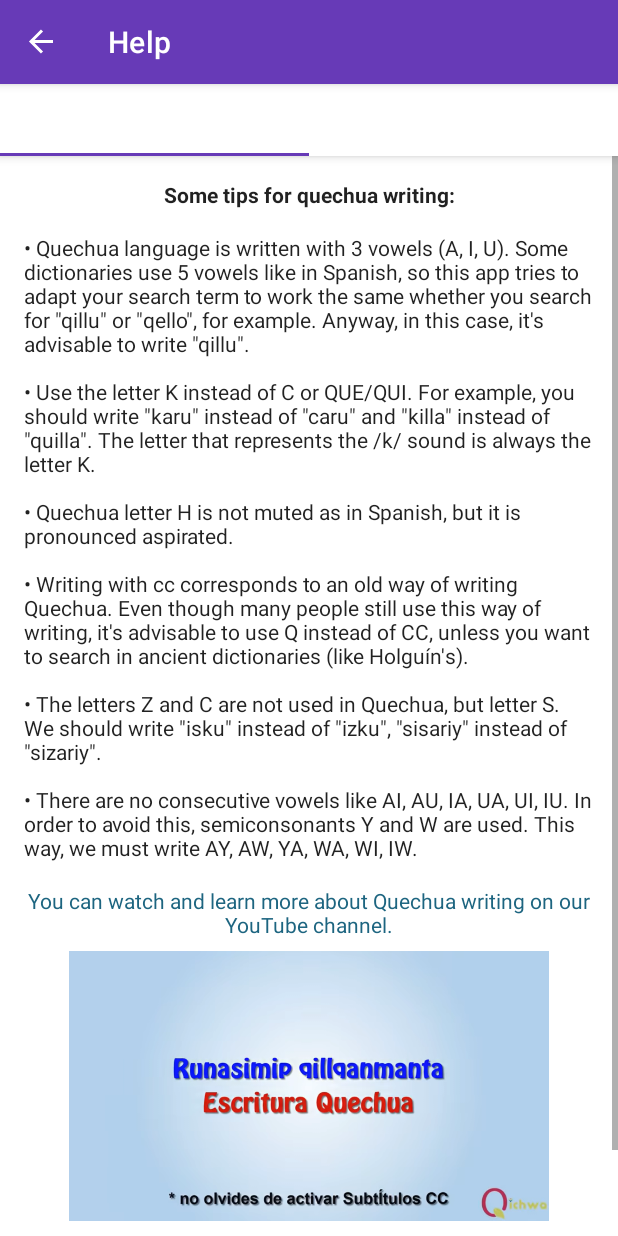
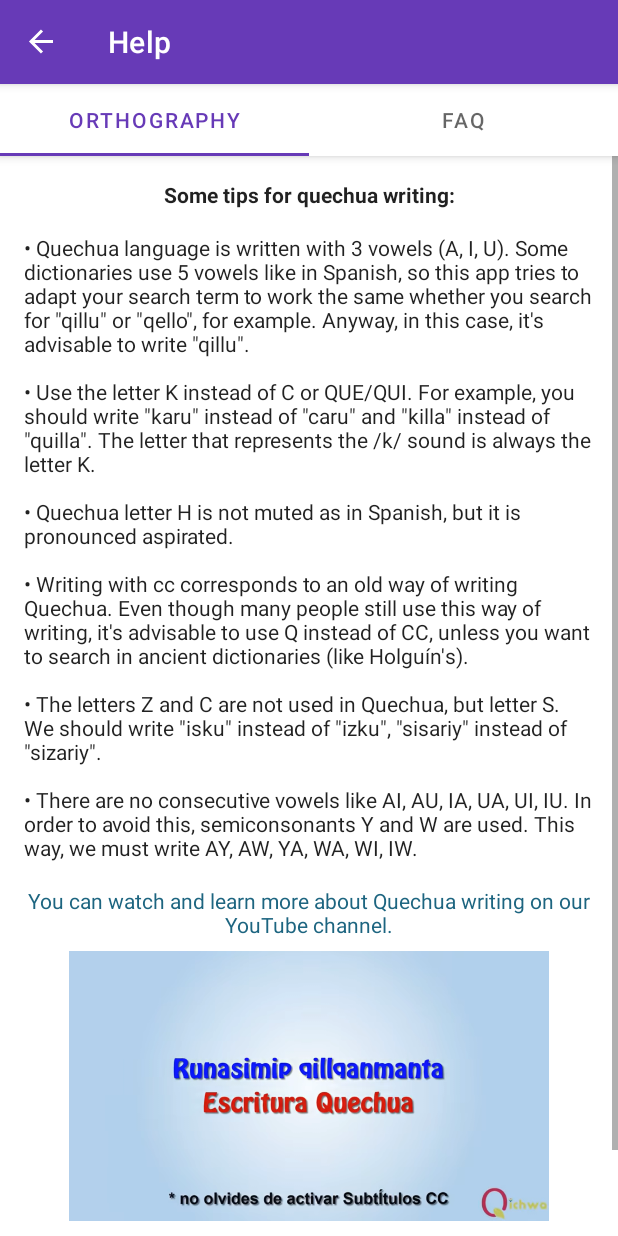
Before and after one commit to Qichwa2-0/QichwaDic, an Android app: the SearchHelpFragment screen opened through its navigation route, on a phone screen of 412 x 824 dp. Run offline under Robolectric (Android 15) with nearby library versions, the phone set to English and light mode, and no system bars; our stand-ins replace Room's generated code, navigation-ui.

```diff
--- a/app/src/main/java/com/ocram/qichwadic/features/dictionaries/domain/DictionaryInteractor.kt
+++ b/app/src/main/java/com/ocram/qichwadic/features/dictionaries/domain/DictionaryInteractor.kt
@@ -59,7 +59,7 @@ class DictionaryInteractorImpl(private val dictionaryRepository: DictionaryRepos
     }
 
     override suspend fun removeDictionary(id: Int): Boolean {
-        var removed = false
+        var removed: Boolean
         withContext(Dispatchers.IO) {
             removed = dictionaryRepository.removeDictionary(id) > 0
         }
--- a/app/src/main/java/com/ocram/qichwadic/features/help/ui/SearchHelpFragmentStateAdapter.kt
+++ b/app/src/main/java/com/ocram/qichwadic/features/help/ui/SearchHelpFragmentStateAdapter.kt
@@ -27,8 +27,8 @@ class SearchHelpFragmentStateAdapter(fragment: Fragment) : FragmentStateAdapter(
         return fragmentProviders[position].createFragment()
     }
 
-    public fun getTitle(position: Int): String {
-        return fragmentProviders[position]?.title
+    fun getTitle(position: Int): String {
+        return fragmentProviders[position].title
     }
 }
 
--- a/app/src/main/res/values/styles.xml
+++ b/app/src/main/res/values/styles.xml
@@ -8,7 +8,6 @@
         <item name="colorPrimary">@color/primary_color</item>
         <item name="colorPrimaryDark">@color/primary_dark_color</item>
         <item name="colorAccent">@color/accent_color</item>
-        <item name="preferenceTheme">@style/PreferenceThemeOverlay.v14.Material</item>
     </style>
 
     <style name="ThemeOverlay.Qichwa" parent="ThemeOverlay.AppCompat.Dark.ActionBar">
```
Also changed, not shown: app/build.gradle (+2 -6 lines).
